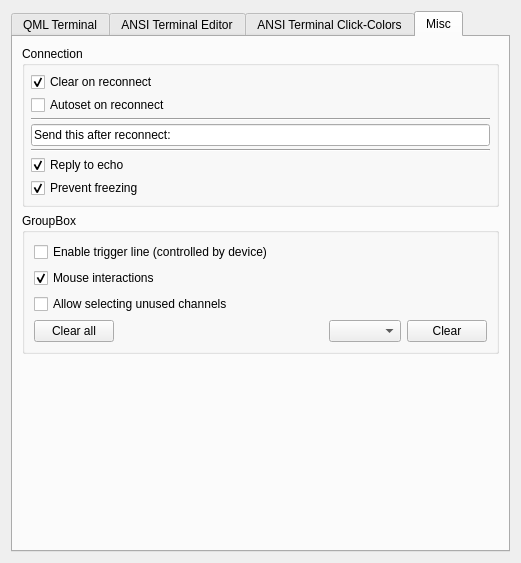
Qt form developeroptions.ui (jirimaier/DataPlotter) before a commit.
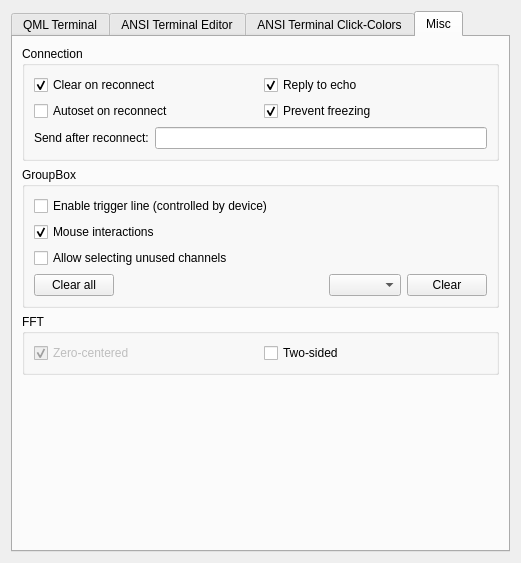
The same form after that commit. The open tabs and pages were chosen to show the change. Icons and pictures are not drawn.

Diff of the .ui file:
```diff
--- a/developeroptions.ui
+++ b/developeroptions.ui
@@ -634,23 +634,8 @@
          <property name="title">
           <string>Connection</string>
          </property>
-         <layout class="QVBoxLayout" name="verticalLayout_39">
-          <property name="spacing">
-           <number>3</number>
-          </property>
-          <property name="leftMargin">
-           <number>6</number>
-          </property>
-          <property name="topMargin">
-           <number>6</number>
-          </property>
-          <property name="rightMargin">
-           <number>6</number>
-          </property>
-          <property name="bottomMargin">
-           <number>6</number>
-          </property>
-          <item>
+         <layout class="QGridLayout" name="gridLayout_2">
+          <item row="0" column="0">
            <widget class="QCheckBox" name="checkBoxClearOnReconnect">
             <property name="toolTip">
              <string>&lt;html&gt;&lt;head/&gt;&lt;body&gt;&lt;p&gt;Clear graph after connecting&lt;/p&gt;&lt;/body&gt;&lt;/html&gt;</string>
@@ -663,53 +648,7 @@
             </property>
            </widget>
           </item>
-          <item>
-           <widget class="QCheckBox" name="checkBoxAutoAutoSet">
-            <property name="toolTip">
-             <string>&lt;html&gt;&lt;head/&gt;&lt;body&gt;&lt;p&gt;Do autoset function after first data for channel 1 is received&lt;/p&gt;&lt;/body&gt;&lt;/html&gt;</string>
-            </property>
-            <property name="text">
-             <string>Autoset on reconnect</string>
-            </property>
-            <property name="checked">
-             <bool>false</bool>
-            </property>
-           </widget>
-          </item>
-          <item>
-           <widget class="Line" name="line_10">
-            <property name="frameShadow">
-             <enum>QFrame::Sunken</enum>
-            </property>
-            <property name="orientation">
-             <enum>Qt::Horizontal</enum>
-            </property>
-           </widget>
-          </item>
-          <item>
-           <widget class="QLineEdit" name="lineEditResetCmd">
-            <property name="toolTip">
-             <string>If reset command is set, it will be sent to device on connect.</string>
-            </property>
-            <property name="text">
-             <string>Send this after reconnect:</string>
-            </property>
-            <property name="placeholderText">
-             <string>reset command</string>
-            </property>
-           </widget>
-          </item>
-          <item>
-           <widget class="Line" name="line_3">
-            <property name="frameShadow">
-             <enum>QFrame::Sunken</enum>
-            </property>
-            <property name="orientation">
-             <enum>Qt::Horizontal</enum>
-            </property>
-           </widget>
-          </item>
-          <item>
+          <item row="0" column="1">
            <widget class="QCheckBox" name="checkBoxEchoReply">
             <property name="toolTip">
              <string>Enable responding to echo command</string>
@@ -722,7 +661,20 @@
             </property>
            </widget>
           </item>
-          <item>
+          <item row="1" column="0">
+           <widget class="QCheckBox" name="checkBoxAutoAutoSet">
+            <property name="toolTip">
+             <string>&lt;html&gt;&lt;head/&gt;&lt;body&gt;&lt;p&gt;Do autoset function after first data for channel 1 is received&lt;/p&gt;&lt;/body&gt;&lt;/html&gt;</string>
+            </property>
+            <property name="text">
+             <string>Autoset on reconnect</string>
+            </property>
+            <property name="checked">
+             <bool>false</bool>
+            </property>
+           </widget>
+          </item>
+          <item row="1" column="1">
            <widget class="QCheckBox" name="checkBoxFreezeSafe">
             <property name="toolTip">
              <string>If there is too much text printed to console or serial monitor, it will be disabled.</string>
@@ -735,6 +687,30 @@
             </property>
            </widget>
           </item>
+          <item row="2" column="0" colspan="2">
+           <layout class="QHBoxLayout" name="horizontalLayout_4">
+            <item>
+             <widget class="QLabel" name="label_2">
+              <property name="text">
+               <string>Send after reconnect:</string>
+              </property>
+             </widget>
+            </item>
+            <item>
+             <widget class="QLineEdit" name="lineEditResetCmd">
+              <property name="toolTip">
+               <string>If reset command is set, it will be sent to device on connect.</string>
+              </property>
+              <property name="text">
+               <string/>
+              </property>
+              <property name="placeholderText">
+               <string/>
+              </property>
+             </widget>
+            </item>
+           </layout>
+          </item>
          </layout>
         </widget>
        </item>
@@ -848,6 +824,44 @@
          </layout>
         </widget>
        </item>
+       <item>
+        <widget class="QGroupBox" name="groupBox_3">
+         <property name="title">
+          <string>FFT</string>
+         </property>
+         <layout class="QHBoxLayout" name="horizontalLayout_3">
+          <item>
+           <widget class="QCheckBox" name="checkBoxFFTZeroCenter">
+            <property name="enabled">
+             <bool>false</bool>
+            </property>
+            <property name="toolTip">
+             <string>&lt;html&gt;&lt;head/&gt;&lt;body&gt;&lt;p&gt;Show from -f&lt;span style=&quot; vertical-align:sub;&quot;&gt;s&lt;/span&gt;/2 to f&lt;span style=&quot; vertical-align:sub;&quot;&gt;s&lt;/span&gt;/2&lt;/p&gt;&lt;/body&gt;&lt;/html&gt;</string>
+            </property>
+            <property name="text">
+             <string>Zero-centered</string>
+            </property>
+            <property name="checked">
+             <bool>true</bool>
+            </property>
+           </widget>
+          </item>
+          <item>
+           <widget class="QCheckBox" name="checkBoxFFTTwoSided">
+            <property name="toolTip">
+             <string>&lt;html&gt;&lt;head/&gt;&lt;body&gt;&lt;p&gt;Show from 0 to f&lt;span style=&quot; vertical-align:sub;&quot;&gt;s &lt;/span&gt; instead of only f&lt;span style=&quot; vertical-align:sub;&quot;&gt;s&lt;/span&gt;/2&lt;/p&gt;&lt;/body&gt;&lt;/html&gt;</string>
+            </property>
+            <property name="text">
+             <string>Two-sided</string>
+            </property>
+            <property name="tristate">
+             <bool>false</bool>
+            </property>
+           </widget>
+          </item>
+         </layout>
+        </widget>
+       </item>
        <item>
         <spacer name="verticalSpacer">
          <property name="orientation">
```
Left out of the diff: 4 changed lines with no effect on the pictures.
